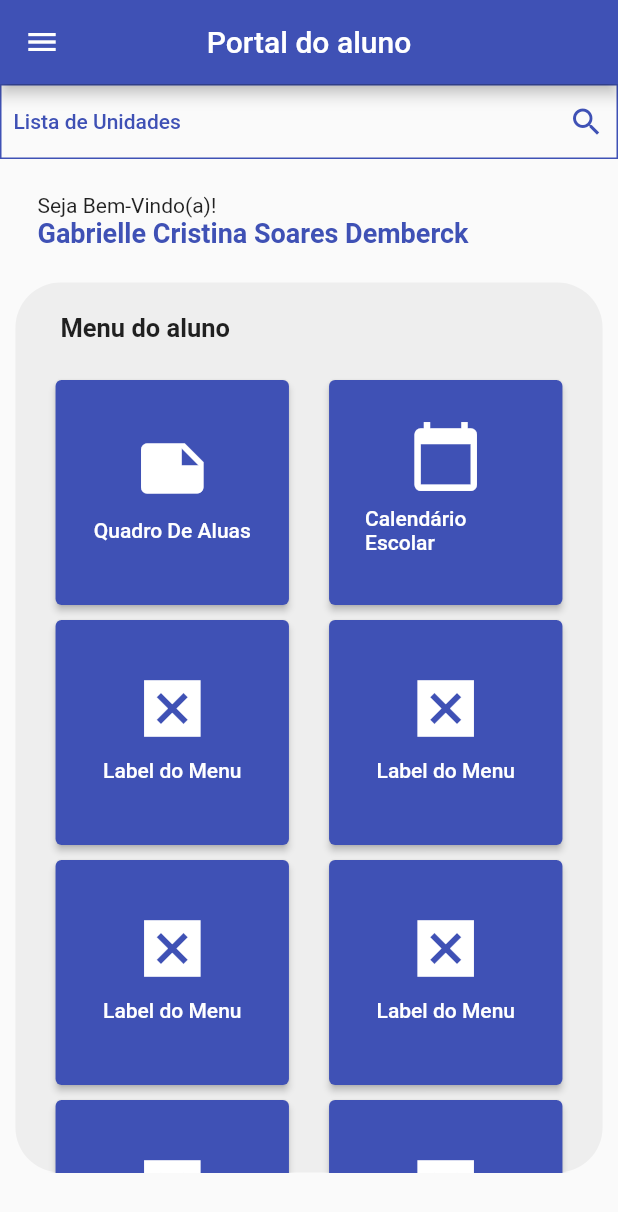
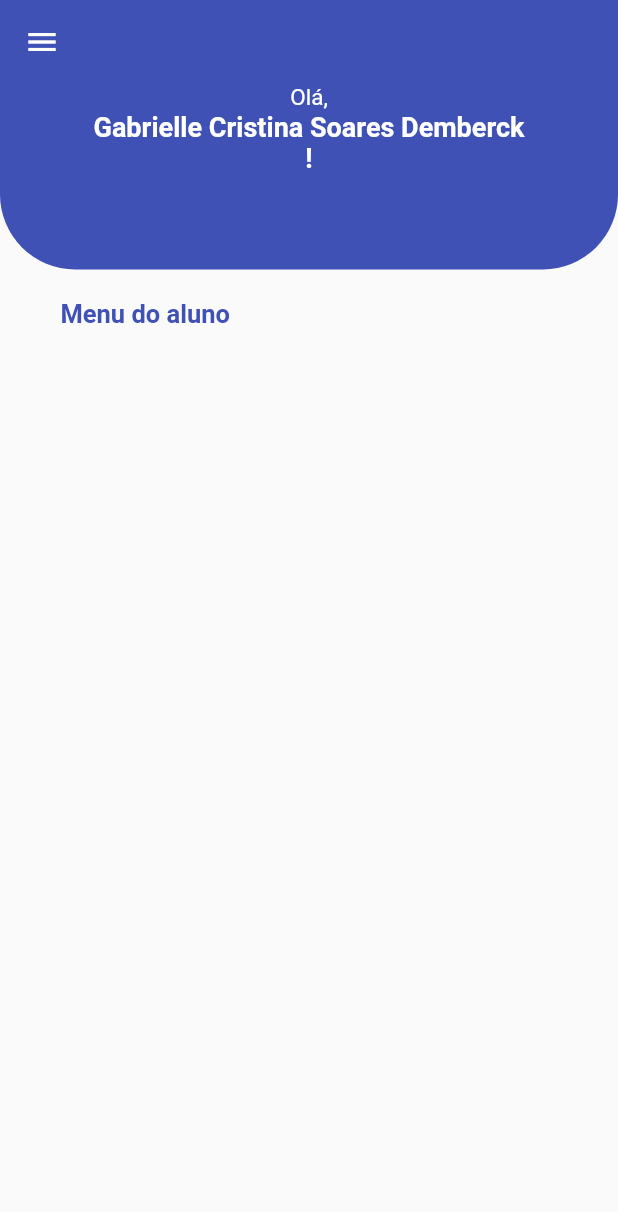
Before and after one commit to GabbieDemberck/PortalEducacao, a Flutter app: the screen it shows after launch, after a tap on "Acessar", on a phone screen of 412 x 824 dp. Shown: the top 1212 px of the screen. Run offline on Flutter 3.47's test engine with Material 2 defaults, Android fonts, the phone set to English and light mode, and no system bars; missing offline and left inert: time_planner.

Commit message:
Ajuste nos layouts

```diff
--- a/lib/screen/home/home_page.dart
+++ b/lib/screen/home/home_page.dart
@@ -1,12 +1,7 @@
-import 'package:educacao_portal/screen/aluno_quadro_de_aulas.dart';
 import 'package:educacao_portal/screen/home/widgets/menu_lateral.dart';
-import 'package:educacao_portal/screen/home/widgets/menu_row_widget.dart';
-import 'package:educacao_portal/screen/widgets/unidade_search.dart';
 import 'package:flutter/cupertino.dart';
 import 'package:flutter/material.dart';
 import 'package:flutter/rendering.dart';
-
-import 'widgets/menu_aluno_buttons.dart';
 
 // ignore: must_be_immutable, camel_case_types
 class Home_Page extends StatelessWidget {
@@ -17,102 +12,68 @@ class Home_Page extends StatelessWidget {
   Widget build(BuildContext context) {
     return Scaffold(
         appBar: AppBar(
-          centerTitle: true,
-          title: const Text(
-            'Portal do aluno',
-          ),
+          elevation: 0,
         ),
         drawer: const MenuLateral(),
-        drawerScrimColor: Colors.white60,
+        drawerScrimColor: Colors.indigo,
         body: Column(
           children: [
-            Unidade_Search(),
             Container(
-              height: MediaQuery.of(context).size.height * 10 / 100,
-              child: Padding(
-                padding: const EdgeInsets.only(left: 25.0),
-                child: Row(
-                  mainAxisAlignment: MainAxisAlignment.start,
-                  crossAxisAlignment: CrossAxisAlignment.start,
-                  children: [
-                    Column(
-                      mainAxisAlignment: MainAxisAlignment.center,
-                      crossAxisAlignment: CrossAxisAlignment.start,
-                      children: [
-                        const Text(
-                          'Seja Bem-Vindo(a)!',
-                          textAlign: TextAlign.left,
-                          style: TextStyle(
-                            fontSize: 14,
-                          ),
+              decoration: const BoxDecoration(
+                  color: Colors.indigo,
+                  borderRadius: BorderRadius.only(
+                    bottomLeft: Radius.circular(50),
+                    bottomRight: Radius.circular(50),
+                  )),
+              height: MediaQuery.of(context).size.height * 15 / 100,
+              child: Row(
+                mainAxisAlignment: MainAxisAlignment.center,
+                crossAxisAlignment: CrossAxisAlignment.center,
+                children: [
+                  Column(
+                    mainAxisAlignment: MainAxisAlignment.start,
+                    crossAxisAlignment: CrossAxisAlignment.center,
+                    children: [
+                      const Text(
+                        'Olá,',
+                        style: TextStyle(
+                          color: Colors.white,
+                          fontSize: 15,
                         ),
-                        Text(
-                          aluno,
+                      ),
+                      SizedBox(
+                        width: MediaQuery.of(context).size.width * 70 / 100,
+                        child: Text(
+                          aluno + ' !',
                           style: const TextStyle(
                               fontSize: 18,
                               fontWeight: FontWeight.bold,
-                              color: Colors.indigo),
-                          textAlign: TextAlign.left,
-                        )
-                      ],
-                    ),
-                  ],
-                ),
+                              color: Colors.white),
+                          textAlign: TextAlign.center,
+                        ),
+                      )
+                    ],
+                  ),
+                ],
               ),
             ),
             Container(
               alignment: Alignment.center,
-              decoration: const BoxDecoration(
-                  color: Color(0XFFEEEEEE),
-                  borderRadius: BorderRadius.all(Radius.circular(30))),
               width: MediaQuery.of(context).size.width * 95 / 100,
-              height: MediaQuery.of(context).size.height * 72 / 100,
+              height: MediaQuery.of(context).size.height * 50 / 100,
               child: ListView(
+                // ignore: prefer_const_literals_to_create_immutables
                 children: [
                   const Padding(
                     padding: EdgeInsets.fromLTRB(30, 20, 0, 20),
                     child: Text(
                       'Menu do aluno',
-                      style:
-                          TextStyle(fontSize: 17, fontWeight: FontWeight.bold),
+                      style: TextStyle(
+                          color: Colors.indigo,
+                          fontWeight: FontWeight.bold,
+                          fontSize: 17),
                       textAlign: TextAlign.left,
                     ),
-                  ),
-                  Menu_Aluno_Buttons(
-                    text_button: 'Quadro De Aluas',
-                    icon: Icons.note,
-                    text_button2: 'Calendário Escolar',
-                    icon2: Icons.calendar_today,
-                  ),
-                  Menu_Aluno_Buttons(
-                    text_button: 'Label do Menu',
-                    icon: Icons.disabled_by_default,
-                    text_button2: 'Label do Menu',
-                    icon2: Icons.disabled_by_default,
-                  ),
-                  Menu_Aluno_Buttons(
-                    text_button: 'Label do Menu',
-                    icon: Icons.disabled_by_default,
-                    text_button2: 'Label do Menu',
-                    icon2: Icons.disabled_by_default,
-                  ),
-                  Menu_Aluno_Buttons(
-                    text_button: 'Label do Menu',
-                    icon: Icons.disabled_by_default,
-                    text_button2: 'Label do Menu',
-                    icon2: Icons.disabled_by_default,
-                  ),
-                  Menu_Aluno_Buttons(
-                    text_button: 'Label do Menu',
-                    icon: Icons.disabled_by_default,
-                    text_button2: 'Label do Menu',
-                    icon2: Icons.disabled_by_default,
-                  ),
-                  Menu_Aluno_Buttons(
-                    text_button: 'Label do Menu',
-                    icon: Icons.disabled_by_default,
-                    text_button2: 'Label do Menu',
-                    icon2: Icons.disabled_by_default,
                   ),
                 ],
               ),
--- a/lib/screen/home/widgets/menu_aluno_buttons.dart
+++ b/lib/screen/home/widgets/menu_aluno_buttons.dart
@@ -26,7 +26,7 @@ class Menu_Aluno_Buttons extends StatelessWidget {
           ElevatedButton(
             child: Container(
                 width: MediaQuery.of(context).size.width * 30 / 100,
-                height: 150,
+                height: 50,
                 alignment: Alignment.center,
                 child: Column(
                   mainAxisAlignment: MainAxisAlignment.center,
@@ -35,7 +35,8 @@ class Menu_Aluno_Buttons extends StatelessWidget {
                   children: [
                     Icon(
                       icon,
-                      size: 50,
+                      size: 10,
+                      color: const Color.fromRGBO(95, 137, 255, 0.7),
                     ),
                     Padding(
                       padding: EdgeInsets.all(8.0),
--- a/lib/screen/home/widgets/menu_lateral.dart
+++ b/lib/screen/home/widgets/menu_lateral.dart
@@ -7,9 +7,10 @@ class MenuLateral extends StatelessWidget {
   @override
   Widget build(BuildContext context) {
     return Drawer(
+      elevation: 10,
       child: SafeArea(
         child: Container(
-          color: Colors.indigo,
+          color: Colors.white,
           child: Column(
             // ignore: prefer_const_literals_to_create_immutables
             children: [
--- a/lib/screen/login/login.dart
+++ b/lib/screen/login/login.dart
@@ -1,5 +1,7 @@
 import 'package:educacao_portal/screen/home/home_page.dart';
 import 'package:flutter/material.dart';
+
+import 'widgets/body_login.dart';
 
 class Login extends StatelessWidget {
   const Login({Key? key}) : super(key: key);
@@ -7,104 +9,44 @@ class Login extends StatelessWidget {
   @override
   Widget build(BuildContext context) {
     return Scaffold(
-      appBar: AppBar(
-        backgroundColor: Colors.indigo,
-        title: const Text('Portal do Aluno'),
-        centerTitle: true,
-        leading: Row(children: [
-          IconButton(onPressed: () => {}, icon: const Icon(Icons.ac_unit)),
-        ]),
-      ),
-      body: Column(
-        mainAxisAlignment: MainAxisAlignment.center,
-        // ignore: prefer_const_literals_to_create_immutables
-        children: [const BodyLogin()],
-      ),
+      backgroundColor: Colors.indigo,
+      body: Column(children: [
+        Container(
+          decoration: const BoxDecoration(
+            color: Colors.white,
+          ),
+          width: MediaQuery.of(context).size.width,
+          height: MediaQuery.of(context).size.height * 50 / 100,
+          child: Container(
+            decoration: const BoxDecoration(
+              borderRadius:
+                  BorderRadius.only(bottomRight: Radius.circular(110)),
+              color: Colors.indigo,
+            ),
+            width: MediaQuery.of(context).size.width,
+            child: Column(
+              // ignore: prefer_const_literals_to_create_immutables
+              children: [
+                // ignore: prefer_const_constructors
+                Text(
+                  'Portal Do Aluno',
+                  style: const TextStyle(
+                      fontSize: 18,
+                      fontWeight: FontWeight.bold,
+                      color: Colors.white),
+                  textAlign: TextAlign.center,
+                ),
+                const Icon(
+                  Icons.school_outlined,
+                  size: 100,
+                  color: Colors.white,
+                ),
+              ],
+            ),
+          ),
+        ),
+        const BodyLogin()
+      ]),
     );
   }
 }
-
-class BodyLogin extends StatefulWidget {
-  const BodyLogin({Key? key}) : super(key: key);
-
-  @override
-  State<BodyLogin> createState() => _BodyLoginState();
-}
-
-final ButtonStyle style = ElevatedButton.styleFrom(
-    textStyle: const TextStyle(
-  fontSize: 14,
-));
-
-class _BodyLoginState extends State<BodyLogin> {
-  @override
-  Widget build(BuildContext context) {
-    return Center(
-      child: Column(
-        // ignore: prefer_const_literals_to_create_immutables
-        children: [
-          const Padding(
-            padding: EdgeInsets.only(bottom: 20),
-            child: Icon(
-              Icons.school,
-              size: 100,
-              color: Colors.grey,
-            ),
-          ),
-          const Padding(
-            padding: EdgeInsets.fromLTRB(50, 5, 50, 2),
-            child: TextField(
-              obscureText: false,
-              decoration: InputDecoration(
-                labelText: 'Login',
-                hintText: 'Seu login: CPF',
-              ),
-            ),
-          ),
-          const Padding(
-            padding: EdgeInsets.fromLTRB(50, 2, 50, 0),
-            child: TextField(
-              obscureText: true,
-              decoration: InputDecoration(
-                labelText: 'Senha',
-                hintText: 'Sua senha',
-              ),
-            ),
-          ),
-          Row(
-            children: [
-              const Padding(
-                padding: EdgeInsets.fromLTRB(50, 2, 50, 0),
-                child: Text(
-                  'Esqueci minha senha',
-                  style: TextStyle(fontWeight: FontWeight.bold, fontSize: 18),
-                ),
-              ),
-              Padding(
-                padding: const EdgeInsets.all(8.0),
-                child: ElevatedButton(
-                  style: ElevatedButton.styleFrom(
-                    primary: Colors.indigo,
-                  ),
-                  onPressed: () => {
-                    Navigator.push(context,
-                        MaterialPageRoute(builder: (context) => Home_Page()))
-                  },
-                  child: const SizedBox(
-                      width: 140,
-                      height: 40,
-                      child: Center(
-                        child: Text(
-                          'Acessar',
-                          style: TextStyle(fontSize: 18),
-                        ),
-                      )),
-                ),
-              ),
-            ],
-          ),
-        ],
-      ),
-    );
-  }
-}
--- /dev/null
+++ b/lib/screen/login/widgets/body_login.dart
@@ -0,0 +1,87 @@
+import 'package:educacao_portal/screen/home/home_page.dart';
+import 'package:flutter/material.dart';
+
+class BodyLogin extends StatefulWidget {
+  const BodyLogin({Key? key}) : super(key: key);
+
+  @override
+  State<BodyLogin> createState() => _BodyLoginState();
+}
+
+final ButtonStyle style = ElevatedButton.styleFrom(
+    textStyle: const TextStyle(
+  fontSize: 14,
+));
+
+class _BodyLoginState extends State<BodyLogin> {
+  @override
+  Widget build(BuildContext context) {
+    return Container(
+      height: MediaQuery.of(context).size.height * 50 / 100,
+      decoration: const BoxDecoration(
+          color: Colors.white,
+          borderRadius: BorderRadius.only(topLeft: Radius.circular(120))),
+      child: Column(
+        mainAxisAlignment: MainAxisAlignment.center,
+        children: [
+          const Padding(
+            padding: EdgeInsets.fromLTRB(50, 2, 50, 0),
+            child: TextField(
+              obscureText: false,
+              decoration: InputDecoration(
+                border: OutlineInputBorder(
+                    borderRadius: BorderRadius.all(Radius.circular(50)),
+                    borderSide: BorderSide(color: Colors.black, width: 1.0)),
+                labelText: 'Login',
+                hintText: 'Seu login: CPF',
+              ),
+            ),
+          ),
+          const Padding(
+            padding: EdgeInsets.fromLTRB(50, 2, 50, 0),
+            child: TextField(
+              obscureText: true,
+              decoration: InputDecoration(
+                border: OutlineInputBorder(
+                    borderRadius: BorderRadius.all(Radius.circular(50)),
+                    borderSide: BorderSide(color: Colors.black, width: 1.0)),
+                labelText: 'Senha',
+                hintText: 'Sua senha',
+              ),
+            ),
+          ),
+          Container(
+            child: TextButton(
+              child: const Text('Esqueci minha senha'),
+              onPressed: () => {
+                Navigator.push(context,
+                    MaterialPageRoute(builder: (context) => Home_Page()))
+              },
+            ),
+          ),
+          Padding(
+            padding: const EdgeInsets.all(8.0),
+            child: ElevatedButton(
+              style: ElevatedButton.styleFrom(
+                primary: Colors.indigo,
+              ),
+              onPressed: () => {
+                Navigator.push(context,
+                    MaterialPageRoute(builder: (context) => Home_Page()))
+              },
+              child: Container(
+                  width: MediaQuery.of(context).size.width * 25 / 100,
+                  height: 40,
+                  child: const Center(
+                    child: Text(
+                      'Acessar',
+                      style: TextStyle(fontSize: 18),
+                    ),
+                  )),
+            ),
+          ),
+        ],
+      ),
+    );
+  }
+}
--- a/lib/screen/widgets/unidade_search.dart
+++ b/lib/screen/widgets/unidade_search.dart
@@ -11,7 +11,7 @@ class Unidade_Search extends StatefulWidget {
 }
 
 class _Unidades extends State<Unidade_Search> {
-  String unidade = '';
+  String unidade = 'ESCOLA MUNICIPAL TESTE EXPERIMENTAL';
 // SE A UNIDADE ESTIVER VAZIA ELA VIRA UM SEARCH
   @override
   Widget build(BuildContext context) {
@@ -41,10 +41,14 @@ class _Unidades extends State<Unidade_Search> {
               )));
     } else {
       return Container(
-          color: Colors.indigo,
+          height: 25,
+          color: const Color.fromRGBO(144, 182, 22, 0.8),
           alignment: Alignment.center,
-          child: Text(unidade,
-              style: const TextStyle(color: Colors.white, fontSize: 17)));
+          child: Text(
+            unidade,
+            style: const TextStyle(
+                fontWeight: FontWeight.bold, color: Colors.white),
+          ));
     }
   }
 }
```
